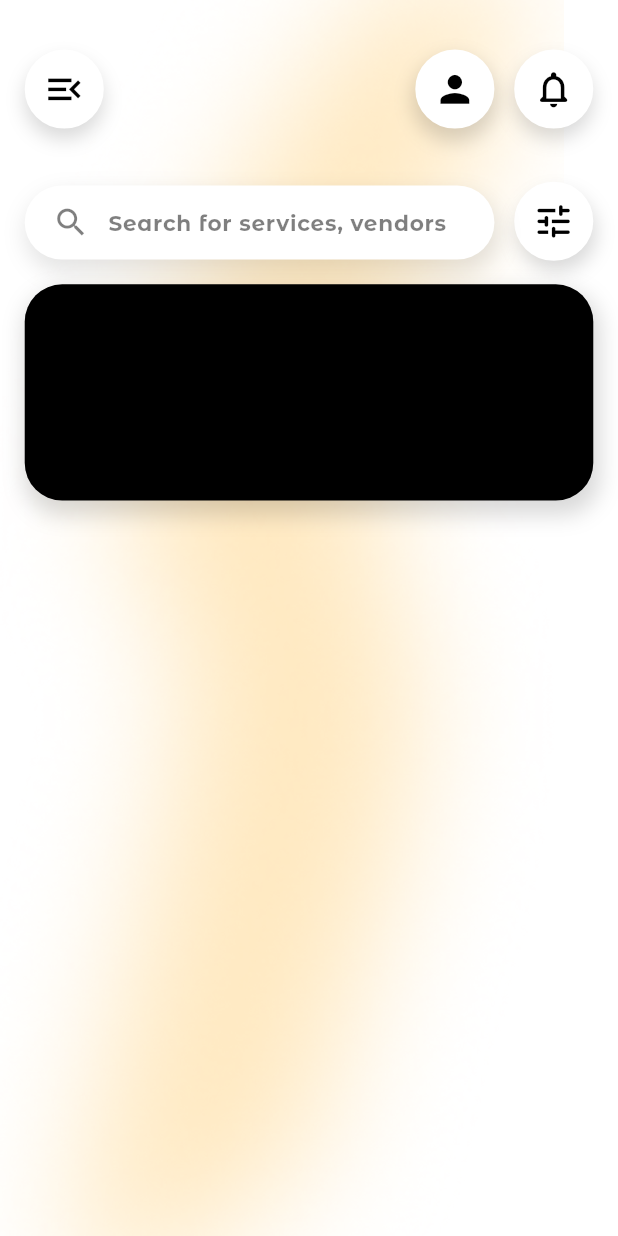
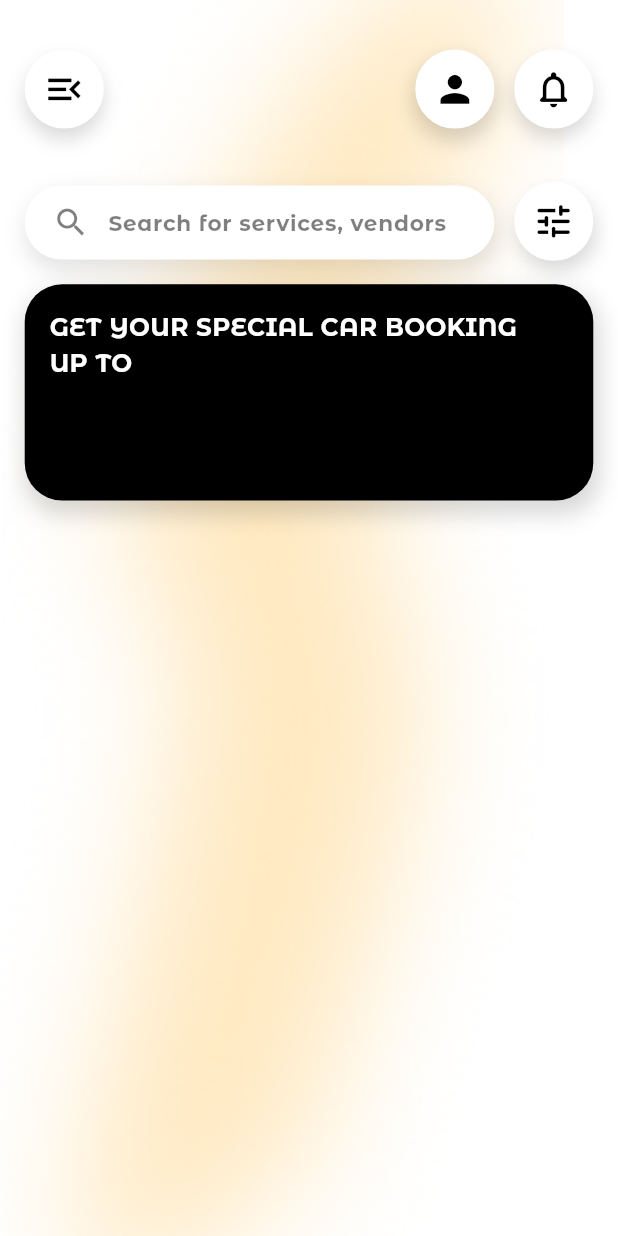
Before and after one commit to Alvin11David/Events-Uganda, a Flutter app: the screen it shows after launch, on a phone screen of 412 x 824 dp. Run offline on Flutter 3.47's test engine with Material 3 defaults, Android fonts, the phone set to English and light mode, and no system bars; our stand-ins replace firebase_auth, firebase_core, google_sign_in; accounts and stored records are empty.

Commit message:
Added a some text in the rectangle

```diff
--- a/events_uganda/lib/Users/Customers/Customer_Home_Screen.dart
+++ b/events_uganda/lib/Users/Customers/Customer_Home_Screen.dart
@@ -245,6 +245,21 @@ class _CustomerHomeScreenState extends State<CustomerHomeScreen>
                     ),
                   ],
                 ),
+                child: Padding(
+                  padding: EdgeInsets.all(screenWidth * 0.04),
+                  child: Align(
+                    alignment: Alignment.topLeft,
+                    child: Text(
+                      'GET YOUR SPECIAL CAR BOOKING\nUP TO',
+                      style: TextStyle(
+                        color: Colors.white,
+                        fontSize: screenWidth * 0.04,
+                        fontWeight: FontWeight.w700,
+                        fontFamily: 'Montserrat',
+                      ),
+                    ),
+                  ),
+                ),
               ),
             ),
           ],
```
Also changed, not shown: events_uganda/lib/Auth/Auth_Screen.dart (+31 -11 lines).
